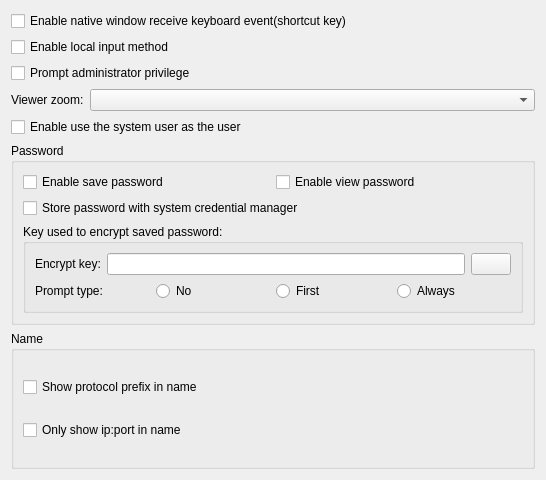
Old version of the form Src/ParameterCompone/ParameterPluginUI.ui in the repository KangLin/RabbitRemoteControl.
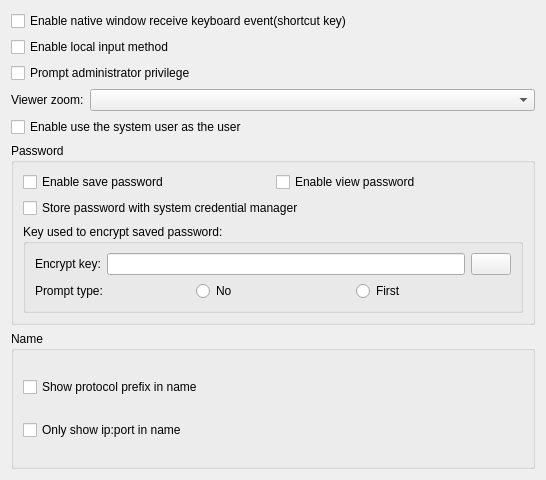
New version of the form. Icons and pictures are not drawn.

Commit message: Plugin: modify encypt password #79

Patch:
```diff
--- a/Src/ParameterCompone/ParameterPluginUI.ui
+++ b/Src/ParameterCompone/ParameterPluginUI.ui
@@ -112,19 +112,6 @@
              </property>
             </widget>
            </item>
-           <item>
-            <widget class="QRadioButton" name="rbPromptAlways">
-             <property name="sizePolicy">
-              <sizepolicy hsizetype="Preferred" vsizetype="Fixed">
-               <horstretch>0</horstretch>
-               <verstretch>0</verstretch>
-              </sizepolicy>
-             </property>
-             <property name="text">
-              <string>Always</string>
-             </property>
-            </widget>
-           </item>
           </layout>
          </item>
         </layout>
```
Left out of the diff: 1 changed line with no effect on the pictures. The commit also changes 11 other files.
